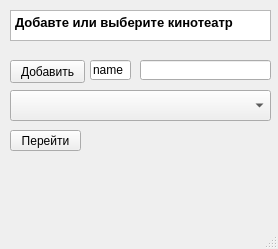
Above: project/chain.ui from AnastasiaPotapova/Cinematic before the change. Below: the same form after it.
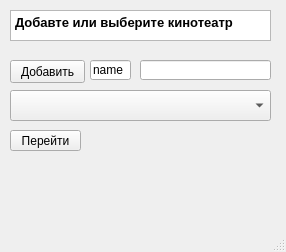
That is the form after the change.

Patch:
```diff
--- a/project/chain.ui
+++ b/project/chain.ui
@@ -6,8 +6,8 @@
    <rect>
     <x>0</x>
     <y>0</y>
-    <width>278</width>
-    <height>249</height>
+    <width>286</width>
+    <height>252</height>
    </rect>
   </property>
   <property name="windowTitle">
```
Left out of the diff: 2 changed lines with no effect on the pictures.
